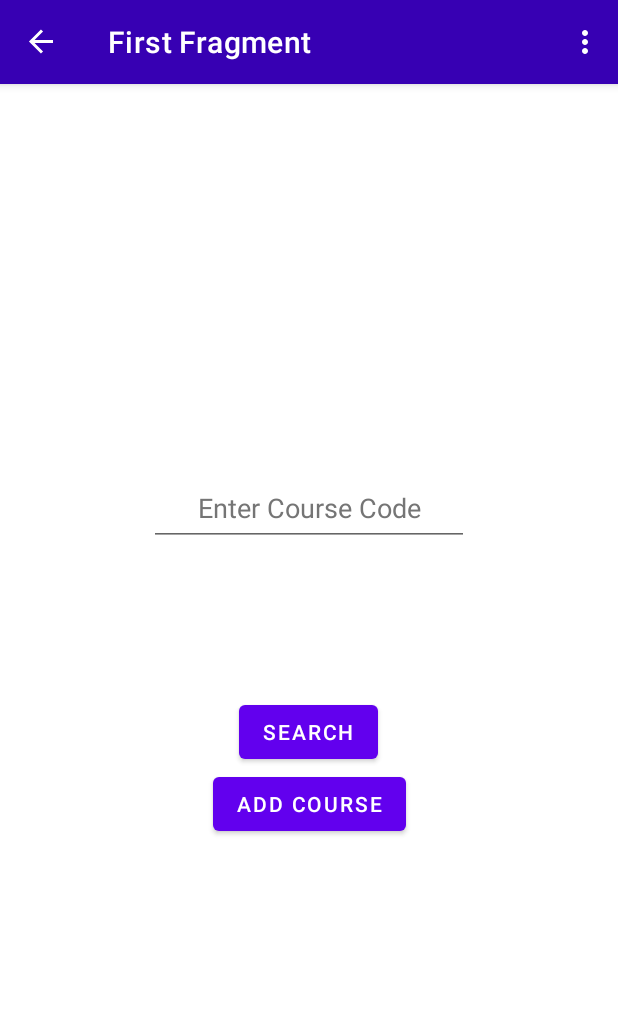
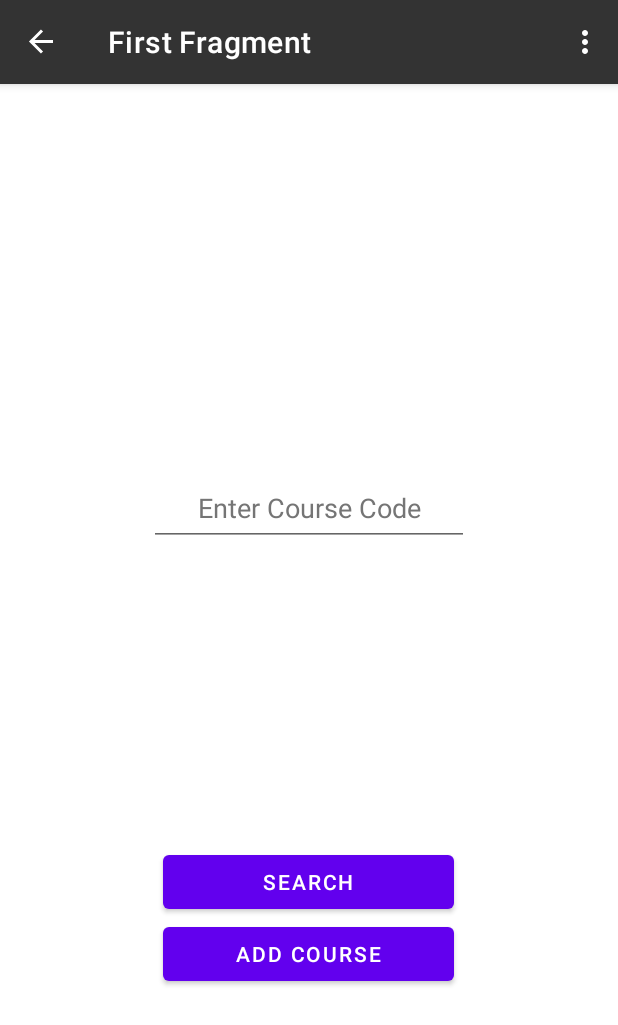
Before and after one commit to arnavp103/UTT, an Android app: the FirstFragment screen opened through its navigation route, on a phone screen of 412 x 824 dp. Shown: the top 1025 px of the screen. Run offline under Robolectric (Android 15) with nearby library versions, the phone set to English and light mode, and no system bars; our stand-ins replace Firebase (no records; nobody signed in at launch, a user with empty details on screens opened directly), navigation-ui.

Commit message:
Change button width to be similar to search bar Add colors gray20 and antique for later use Revert changes to login background

```diff
--- a/app/src/main/res/layout/activity_main.xml
+++ b/app/src/main/res/layout/activity_main.xml
@@ -7,6 +7,7 @@
     android:layout_width="match_parent"
     android:layout_height="match_parent"
     tools:context=".MainActivity">
+<!--    android:background="@color/gray20"-->
 
     <com.google.android.material.appbar.AppBarLayout
         android:layout_width="match_parent"
@@ -18,7 +19,7 @@
             android:id="@+id/toolbar"
             android:layout_width="match_parent"
             android:layout_height="?attr/actionBarSize"
-            android:background="@color/design_default_color_primary_dark"
+            android:background="@color/gray20"
             app:popupTheme="@style/Theme.UTT.PopupOverlay" />
 
     </com.google.android.material.appbar.AppBarLayout>
--- a/app/src/main/res/layout/fragment_first.xml
+++ b/app/src/main/res/layout/fragment_first.xml
@@ -31,13 +31,13 @@
         android:id="@+id/editTextName"
         android:layout_width="wrap_content"
         android:layout_height="wrap_content"
+        android:layout_centerInParent="true"
         android:layout_marginBottom="200dp"
         android:autofillHints=""
+        android:ellipsize="start"
         android:ems="10"
+        android:gravity="center_horizontal"
         android:hint="@string/Enter_course_code"
-        android:layout_centerInParent="true"
-        android:ellipsize="start"
-        android:gravity="center_horizontal"
         android:inputType="textPersonName"
         android:minHeight="48dp"
         android:textColorHint="#757575"
@@ -48,21 +48,41 @@
 
     <Button
         android:id="@+id/buttonSearch"
-        android:layout_width="wrap_content"
+        android:layout_width="0dp"
         android:layout_height="wrap_content"
-        android:layout_marginTop="100dp"
+        android:layout_alignStart="@id/buttonAdd"
+        android:layout_alignEnd="@id/buttonAdd"
+        android:layout_marginStart="8dp"
+        android:layout_marginTop="200dp"
+        android:layout_marginEnd="8dp"
         android:text="@string/Search"
-        app:layout_constraintEnd_toEndOf="parent"
-        app:layout_constraintHorizontal_bias="0.498"
-        app:layout_constraintStart_toStartOf="parent"
+        app:layout_constraintEnd_toStartOf="@+id/buttonEndGuideline"
+        app:layout_constraintStart_toStartOf="@+id/buttonStartGuideline"
         app:layout_constraintTop_toBottomOf="@+id/editTextName" />
 
     <Button
         android:id="@+id/buttonAdd"
+        android:layout_width="0dp"
+        android:layout_height="wrap_content"
+        android:layout_marginStart="8dp"
+        android:layout_marginEnd="8dp"
+        android:text="@string/Add_course"
+        app:layout_constraintEnd_toStartOf="@+id/buttonEndGuideline"
+        app:layout_constraintStart_toStartOf="@+id/buttonStartGuideline"
+        app:layout_constraintTop_toBottomOf="@+id/buttonSearch" />
+
+    <androidx.constraintlayout.widget.Guideline
+        android:id="@+id/buttonStartGuideline"
         android:layout_width="wrap_content"
         android:layout_height="wrap_content"
-        android:text="@string/Add_course"
-        app:layout_constraintEnd_toEndOf="parent"
-        app:layout_constraintStart_toStartOf="parent"
-        app:layout_constraintTop_toBottomOf="@+id/buttonSearch" />
+        android:orientation="vertical"
+        app:layout_constraintGuide_begin="101dp" />
+
+    <androidx.constraintlayout.widget.Guideline
+        android:id="@+id/buttonEndGuideline"
+        android:layout_width="wrap_content"
+        android:layout_height="wrap_content"
+        android:orientation="vertical"
+        app:layout_constraintGuide_begin="311dp" />
+
 </androidx.constraintlayout.widget.ConstraintLayout>
--- a/app/src/main/res/layout/fragment_login_page.xml
+++ b/app/src/main/res/layout/fragment_login_page.xml
@@ -6,7 +6,6 @@
     android:layout_width="match_parent"
     android:layout_height="match_parent"
     android:id="@+id/loginpage"
-    android:background="@color/teal_700"
     tools:context=".LoginFragment">
 
     <EditText
@@ -21,6 +20,8 @@
         app:layout_constraintHorizontal_bias="0.497"
         app:layout_constraintStart_toStartOf="parent"
         app:layout_constraintTop_toBottomOf="@+id/titleLogin" />
+<!--    android:textColor="@color/antique"-->
+<!--    android:textColorHint="@color/antique"-->
 
     <EditText
         android:id="@+id/editTextTextPassword"
--- a/app/src/main/res/values/colors.xml
+++ b/app/src/main/res/values/colors.xml
@@ -7,4 +7,6 @@
     <color name="teal_700">#FF018786</color>
     <color name="black">#FF000000</color>
     <color name="white">#FFFFFFFF</color>
+    <color name="gray20">#FF333333</color>
+    <color name="antique">#FFF3F2E9</color>
 </resources>
--- a/app/src/main/res/values/themes.xml
+++ b/app/src/main/res/values/themes.xml
@@ -1,6 +1,6 @@
 <resources xmlns:tools="http://schemas.android.com/tools">
     <!-- Base application theme. -->
-    <style name="Theme.UTT" parent="Theme.MaterialComponents.DayNight.DarkActionBar">
+    <style name="Theme.UTT" parent="Theme.MaterialComponents.DayNight.NoActionBar">
         <!-- Primary brand color. -->
         <item name="colorPrimary">@color/purple_500</item>
         <item name="colorPrimaryVariant">@color/purple_700</item>
@@ -10,9 +10,10 @@
         <item name="colorSecondaryVariant">@color/teal_700</item>
         <item name="colorOnSecondary">@color/black</item>
         <!-- Status bar color. -->
-        <item name="android:statusBarColor">?attr/colorPrimaryVariant</item>
+        <item name="android:statusBarColor">@color/gray20</item>
         <!-- Customize your theme here. -->
     </style>
+<!--    <item name="android:textColor">@color/antique</item>-->
 
     <style name="Theme.UTT.NoActionBar">
         <item name="windowActionBar">false</item>
```
